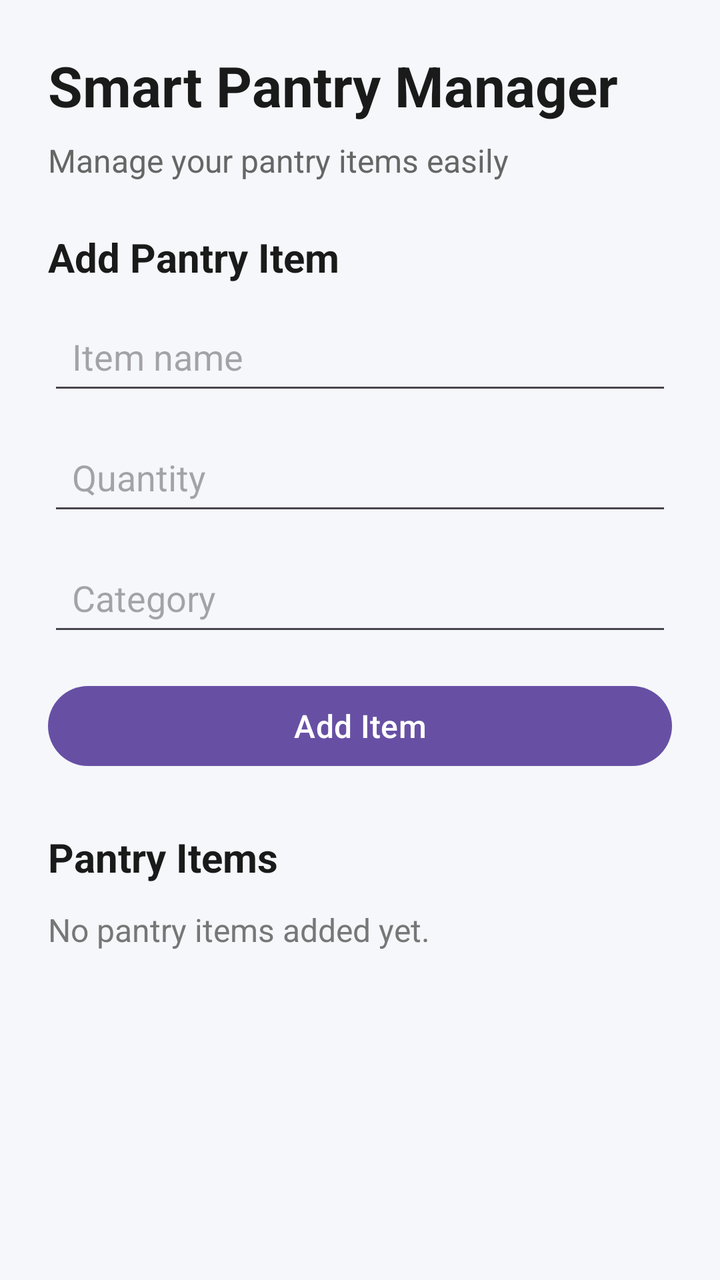
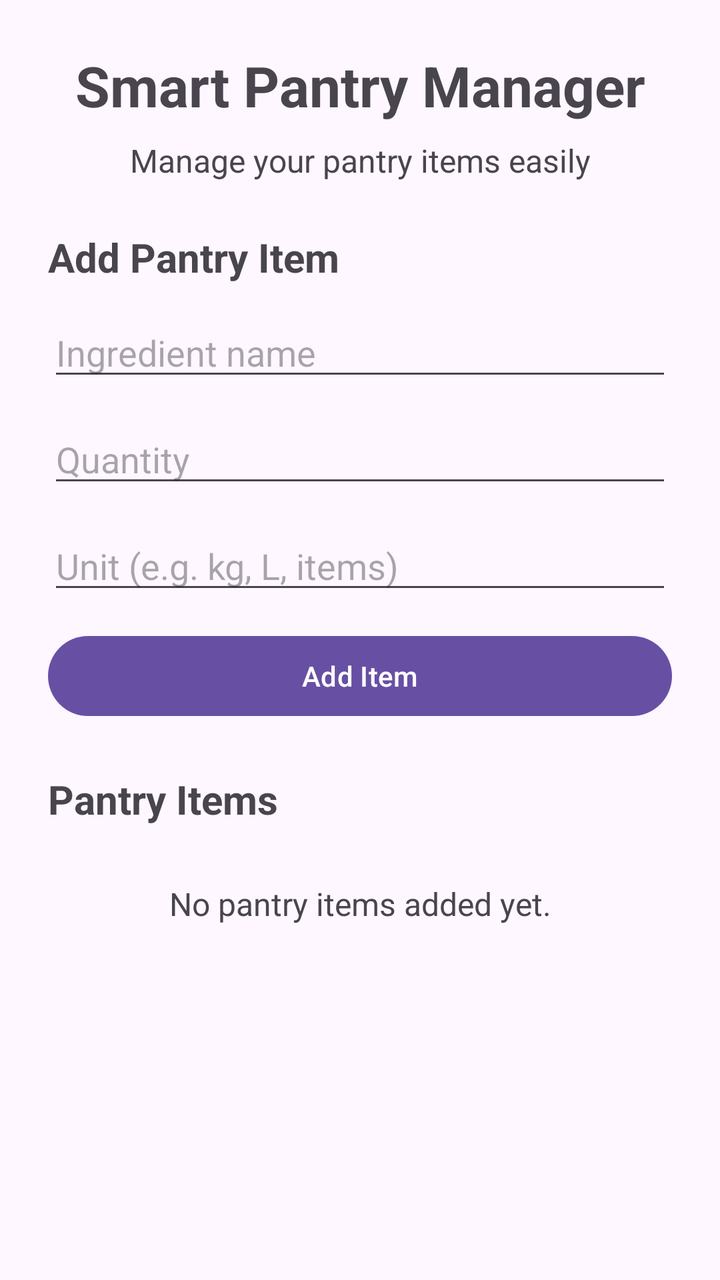

The first picture is an Android layout as it rendered before a commit; the second is the same layout after the commit. The layout source and the unified diff follow.
<!-- AndroidManifest.xml: application theme Theme.SmartPantryManager -->
<!-- res/layout/activity_main.xml -->
<?xml version="1.0" encoding="utf-8"?>
<ScrollView
    android:id="@+id/main"
    xmlns:android="http://schemas.android.com/apk/res/android"
    xmlns:app="http://schemas.android.com/apk/res-auto"
    android:layout_width="match_parent"
    android:layout_height="match_parent"
    android:background="#F5F7FA">

    <LinearLayout
        android:layout_width="match_parent"
        android:layout_height="wrap_content"
        android:orientation="vertical"
        android:padding="24dp">

        
        <TextView
            android:layout_width="wrap_content"
            android:layout_height="wrap_content"
            android:text="Smart Pantry Manager"
            android:textColor="#1A1A1A"
            android:textSize="28sp"
            android:textStyle="bold"
            android:layout_marginBottom="8dp" />

        <TextView
            android:layout_width="wrap_content"
            android:layout_height="wrap_content"
            android:text="Manage your pantry items easily"
            android:textColor="#666666"
            android:textSize="16sp"
            android:layout_marginBottom="24dp" />

        
        <TextView
            android:layout_width="wrap_content"
            android:layout_height="wrap_content"
            android:text="Add Pantry Item"
            android:textColor="#1A1A1A"
            android:textSize="20sp"
            android:textStyle="bold"
            android:layout_marginBottom="12dp" />

        <EditText
            android:id="@+id/itemName"
            android:layout_width="match_parent"
            android:layout_height="wrap_content"
            android:hint="Item name"
            android:inputType="text"
            android:padding="12dp"
            android:layout_marginBottom="12dp" />

        <EditText
            android:id="@+id/itemQuantity"
            android:layout_width="match_parent"
            android:layout_height="wrap_content"
            android:hint="Quantity"
            android:inputType="number"
            android:padding="12dp"
            android:layout_marginBottom="12dp" />

        <EditText
            android:id="@+id/itemCategory"
            android:layout_width="match_parent"
            android:layout_height="wrap_content"
            android:hint="Category"
            android:inputType="text"
            android:padding="12dp"
            android:layout_marginBottom="16dp" />

        <Button
            android:id="@+id/addItemButton"
            android:layout_width="match_parent"
            android:layout_height="wrap_content"
            android:text="Add Item"
            android:textSize="16sp"
            android:layout_marginBottom="28dp" />

        
        <TextView
            android:layout_width="wrap_content"
            android:layout_height="wrap_content"
            android:text="Pantry Items"
            android:textColor="#1A1A1A"
            android:textSize="20sp"
            android:textStyle="bold"
            android:layout_marginBottom="12dp" />

        <TextView
            android:id="@+id/emptyMessage"
            android:layout_width="wrap_content"
            android:layout_height="wrap_content"
            android:text="No pantry items added yet."
            android:textColor="#777777"
            android:textSize="16sp"
            android:layout_marginBottom="16dp" />

        
        <LinearLayout
            android:id="@+id/pantryList"
            android:layout_width="match_parent"
            android:layout_height="wrap_content"
            android:orientation="vertical" />

    </LinearLayout>

</ScrollView>
<!-- resources referenced by this layout -->
<resources>
  <style name="Theme.SmartPantryManager" parent="Base.Theme.SmartPantryManager" />
  <style name="Base.Theme.SmartPantryManager" parent="Theme.Material3.DayNight.NoActionBar">
          
          
      </style>
</resources>

<!-- the commit's change to res/layout/activity_main.xml (unified diff, before → after) -->
@@ -1,11 +1,12 @@
 <?xml version="1.0" encoding="utf-8"?>
 <ScrollView
+    xmlns:android="http://schemas.android.com/apk/res/android"
+    xmlns:tools="http://schemas.android.com/tools"
     android:id="@+id/main"
-    xmlns:android="http://schemas.android.com/apk/res/android"
-    xmlns:app="http://schemas.android.com/apk/res-auto"
     android:layout_width="match_parent"
     android:layout_height="match_parent"
-    android:background="#F5F7FA">
+    android:fillViewport="true"
+    tools:context=".MainActivity">
 
     <LinearLayout
         android:layout_width="match_parent"
@@ -13,30 +14,27 @@
         android:orientation="vertical"
         android:padding="24dp">
 
-        
         <TextView
-            android:layout_width="wrap_content"
+            android:layout_width="match_parent"
             android:layout_height="wrap_content"
             android:text="Smart Pantry Manager"
-            android:textColor="#1A1A1A"
             android:textSize="28sp"
             android:textStyle="bold"
+            android:gravity="center"
             android:layout_marginBottom="8dp" />
 
         <TextView
-            android:layout_width="wrap_content"
+            android:layout_width="match_parent"
             android:layout_height="wrap_content"
             android:text="Manage your pantry items easily"
-            android:textColor="#666666"
             android:textSize="16sp"
+            android:gravity="center"
             android:layout_marginBottom="24dp" />
 
-        
         <TextView
-            android:layout_width="wrap_content"
+            android:layout_width="match_parent"
             android:layout_height="wrap_content"
             android:text="Add Pantry Item"
-            android:textColor="#1A1A1A"
             android:textSize="20sp"
             android:textStyle="bold"
             android:layout_marginBottom="12dp" />
@@ -45,9 +43,8 @@
             android:id="@+id/itemName"
             android:layout_width="match_parent"
             android:layout_height="wrap_content"
-            android:hint="Item name"
+            android:hint="Ingredient name"
             android:inputType="text"
-            android:padding="12dp"
             android:layout_marginBottom="12dp" />
 
         <EditText
@@ -55,47 +52,41 @@
             android:layout_width="match_parent"
             android:layout_height="wrap_content"
             android:hint="Quantity"
-            android:inputType="number"
-            android:padding="12dp"
+            android:inputType="numberDecimal"
             android:layout_marginBottom="12dp" />
 
         <EditText
-            android:id="@+id/itemCategory"
+            android:id="@+id/itemUnit"
             android:layout_width="match_parent"
             android:layout_height="wrap_content"
-            android:hint="Category"
+            android:hint="Unit (e.g. kg, L, items)"
             android:inputType="text"
-            android:padding="12dp"
-            android:layout_marginBottom="16dp" />
+            android:layout_marginBottom="12dp" />
 
         <Button
             android:id="@+id/addItemButton"
             android:layout_width="match_parent"
             android:layout_height="wrap_content"
             android:text="Add Item"
-            android:textSize="16sp"
-            android:layout_marginBottom="28dp" />
+            android:layout_marginBottom="24dp" />
 
-        
         <TextView
-            android:layout_width="wrap_content"
+            android:layout_width="match_parent"
             android:layout_height="wrap_content"
             android:text="Pantry Items"
-            android:textColor="#1A1A1A"
             android:textSize="20sp"
             android:textStyle="bold"
             android:layout_marginBottom="12dp" />
 
         <TextView
             android:id="@+id/emptyMessage"
-            android:layout_width="wrap_content"
+            android:layout_width="match_parent"
             android:layout_height="wrap_content"
             android:text="No pantry items added yet."
-            android:textColor="#777777"
             android:textSize="16sp"
-            android:layout_marginBottom="16dp" />
+            android:gravity="center"
+            android:padding="16dp" />
 
-        
         <LinearLayout
             android:id="@+id/pantryList"
             android:layout_width="match_parent"
